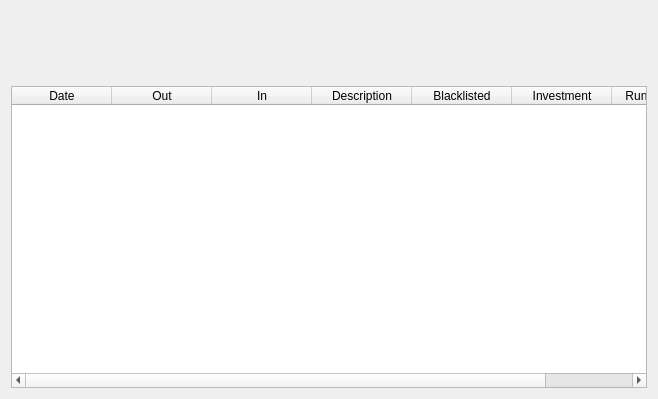
Above: piggy_bank/ui/ledger.ui from pbertoni89/piggy-bank before the change. Below: the same form after it.
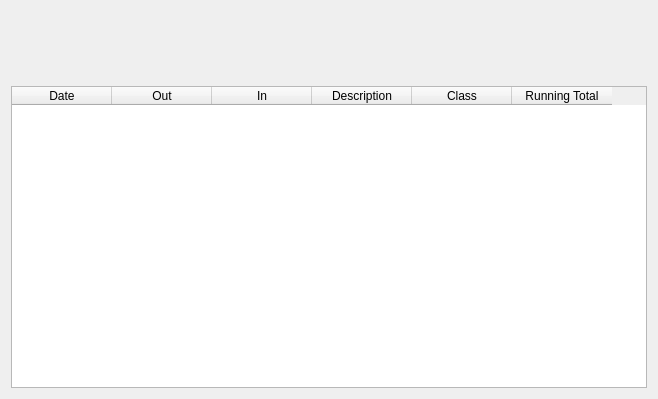
That is the form after the change.

Commit message: Custom classes replace the Blacklisted and Investment flags

What changed in the file:
```diff
--- a/piggy_bank/ui/ledger.ui
+++ b/piggy_bank/ui/ledger.ui
@@ -41,12 +41,7 @@
      </column>
      <column>
       <property name="text">
-       <string>Blacklisted</string>
-      </property>
-     </column>
-     <column>
-      <property name="text">
-       <string>Investment</string>
+       <string>Class</string>
       </property>
      </column>
      <column>
```
The commit also changes 18 other files.
